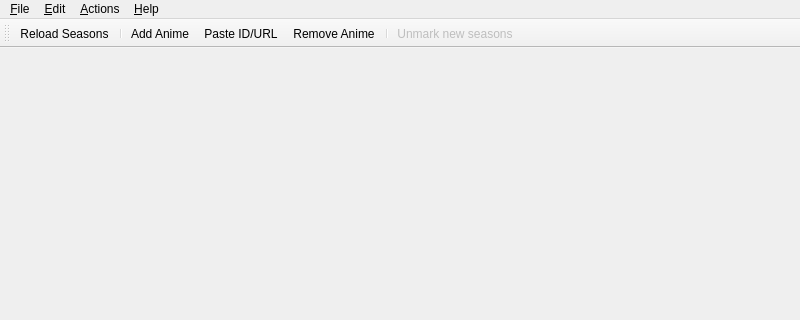
Above: Desktop/mainwindow.ui from Skycoder42/AniRem before the change; both pictures show x 0 to 800 and y 0 to 320 of the 800 by 600 pixel window. Below: the same form after it.
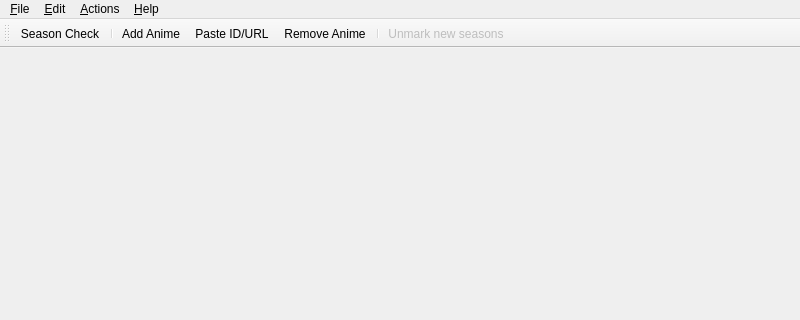
That is the form after the change. Icons and pictures are not drawn.

Patch:
```diff
--- a/Desktop/mainwindow.ui
+++ b/Desktop/mainwindow.ui
@@ -183,7 +183,7 @@
      <normaloff>:/icons/reload.ico</normaloff>:/icons/reload.ico</iconset>
    </property>
    <property name="text">
-    <string>&amp;Reload Seasons</string>
+    <string>Season &amp;Check</string>
    </property>
    <property name="shortcut">
     <string>Ctrl+R</string>
```
Left out of the diff: 9 changed lines with no effect on the pictures.
